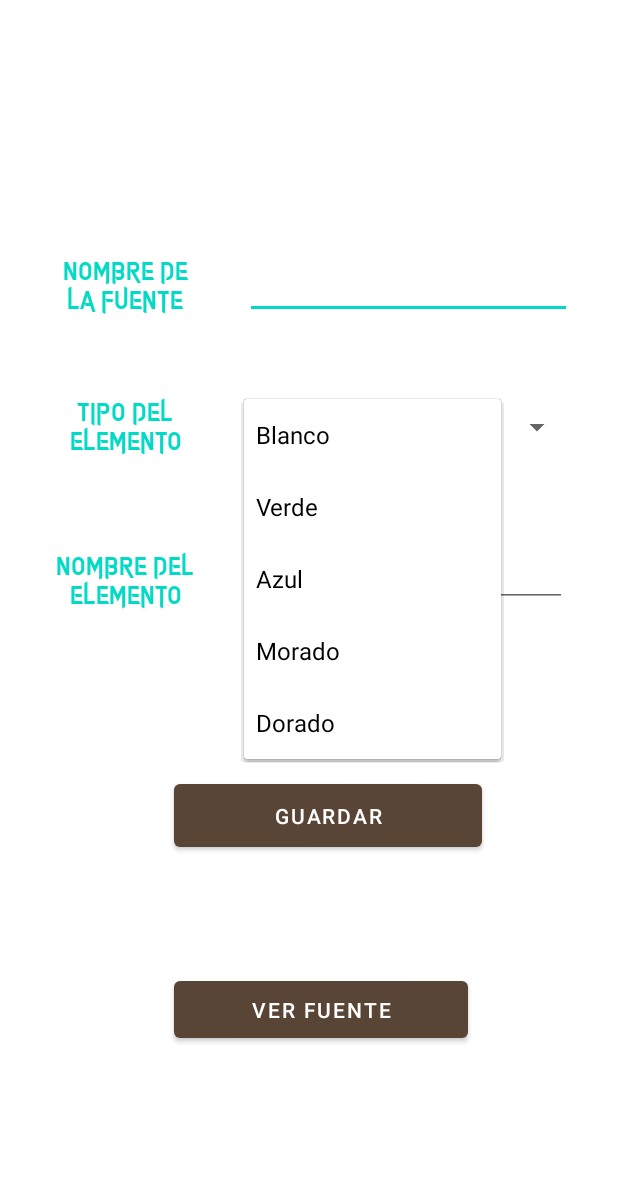
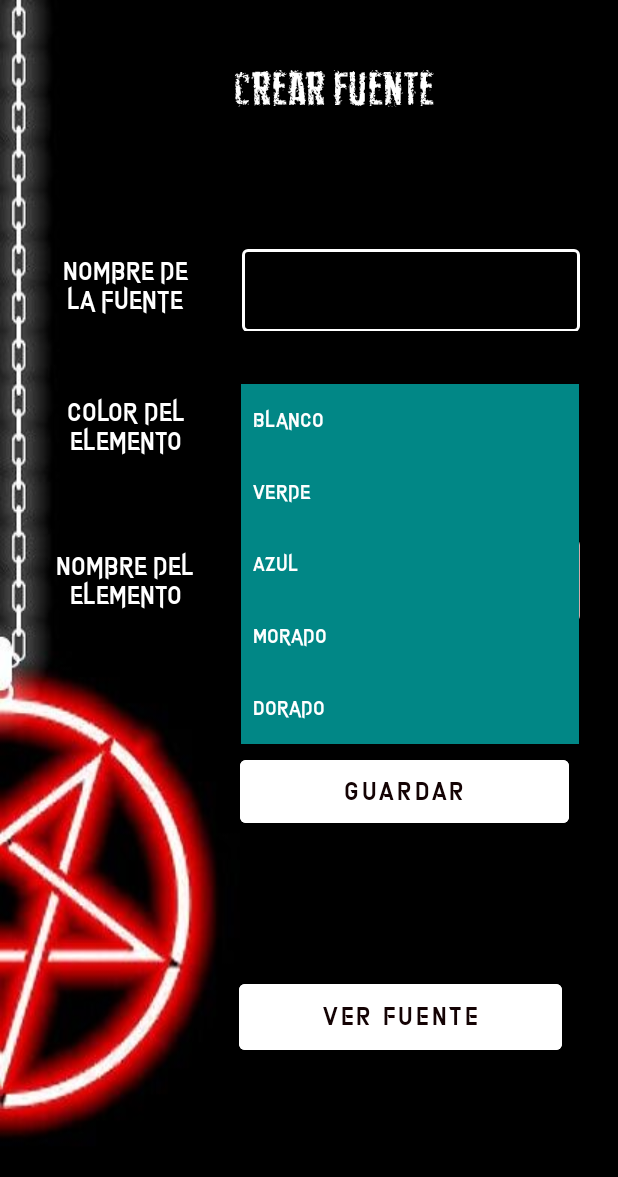
Before and after one commit to Elender12/DemonLootGenerator, an Android app: the CustomLoot screen opened directly, with no data from a screen before it, after a tap on "Blanco", on a phone screen of 412 x 824 dp. Shown: the top 1177 px of the screen. Run offline under Robolectric (Android 15) with nearby library versions, the phone set to English and light mode, and no system bars; our stand-ins replace Room's generated code.

Commit message:
Add custom spinner and border box for edit text

```diff
--- a/app/src/main/java/com/elender/lootgenerator/activities/CustomLoot.java
+++ b/app/src/main/java/com/elender/lootgenerator/activities/CustomLoot.java
@@ -34,14 +34,14 @@ public class CustomLoot extends AppCompatActivity implements AdapterView.OnItemS
 
         itemName= findViewById(R.id.item_name_ET);
         item_spinner= findViewById(R.id.spinner_type_items);
-        sourceName= findViewById(R.id.source_name_ET);
+         sourceName= findViewById(R.id.source_name_ET);
 
         db = ItemDB.getItemDataBase(this);
         // Create an ArrayAdapter using the string array and a default spinner layout
         ArrayAdapter<CharSequence> adapter = ArrayAdapter.createFromResource(this,
-                R.array.loot_colour_array, android.R.layout.simple_spinner_item);
+                R.array.loot_colour_array, R.layout.item_selected);
 // Specify the layout to use when the list of choices appears
-        adapter.setDropDownViewResource(android.R.layout.simple_spinner_dropdown_item);
+        adapter.setDropDownViewResource(R.layout.spinner_dropdown);
 // Apply the adapter to the spinner
         item_spinner.setAdapter(adapter);
         item_spinner.setOnItemSelectedListener(this);
--- /dev/null
+++ b/app/src/main/res/color/text_input.xml
@@ -0,0 +1,6 @@
+<?xml version="1.0" encoding="utf-8"?>
+<selector xmlns:android="http://schemas.android.com/apk/res/android">
+    <item android:color="#ffffff" android:state_focused="true"/>
+    <item android:color="#fcc" android:state_hovered="true"/>
+    <item android:color="#fcc"/>
+</selector>
--- /dev/null
+++ b/app/src/main/res/drawable/cursor_colour.xml
@@ -0,0 +1,5 @@
+<?xml version="1.0" encoding="utf-8"?>
+<shape xmlns:android="http://schemas.android.com/apk/res/android" >
+    <size android:width="3dp" />
+    <solid android:color="#FFFFFF"  />
+</shape>
--- /dev/null
+++ b/app/src/main/res/drawable/cursor_shape.xml
@@ -0,0 +1,14 @@
+<shape
+    xmlns:android="http://schemas.android.com/apk/res/android"
+    android:shape="rectangle">
+
+
+    <corners
+        android:bottomRightRadius="12dp"
+        android:bottomLeftRadius="12dp"
+        android:topLeftRadius="12dp"
+        android:topRightRadius="12dp"/>
+    <stroke
+        android:color="#ffffff"
+        android:width="1dp"/>
+</shape>
--- /dev/null
+++ b/app/src/main/res/drawable/spinner_bg.xml
@@ -0,0 +1,15 @@
+<?xml version="1.0" encoding="utf-8"?>
+<selector xmlns:android="http://schemas.android.com/apk/res/android"
+    android:exitFadeDuration="@android:integer/config_mediumAnimTime">
+    <item android:state_pressed="true" android:drawable="@color/white" />
+    <item android:state_selected="true" android:drawable="@color/white" />
+    <item>
+        <inset android:insetLeft="-1dp" android:insetRight="-1dp">
+            <shape android:shape="rectangle">
+                <stroke android:width="1dp"
+                    android:color="#cccccc" />
+                <solid android:color= "@color/grey" />
+            </shape>
+        </inset>
+    </item>
+</selector>
--- a/app/src/main/res/layout/activity_custom_loot.xml
+++ b/app/src/main/res/layout/activity_custom_loot.xml
@@ -4,22 +4,51 @@
     xmlns:tools="http://schemas.android.com/tools"
     android:layout_width="match_parent"
     android:layout_height="match_parent"
-    tools:context=".activities.CustomLoot">
+    tools:context=".activities.CustomLoot"
+    android:id="@+id/create_source_layout"
+    android:background="@drawable/mirror"
+    >
 
-    <EditText
+ <!-- <EditText
       android:id="@+id/source_name_ET"
-        android:layout_width="218dp"
-        android:layout_height="43dp"
+      style="@style/inputTextView"
+      android:layout_width="52dp"
+      android:layout_height="31dp"
       android:ems="10"
       android:inputType="text"
+      android:textCursorDrawable="@drawable/cursor_colour"
+
+      app:layout_constraintBottom_toTopOf="@+id/guideline6"
+      app:layout_constraintEnd_toStartOf="@+id/guideline11"
+      app:layout_constraintHorizontal_bias="0.907"
+      app:layout_constraintStart_toStartOf="@+id/guideline10"
+      app:layout_constraintTop_toTopOf="@+id/guideline5"
+      app:layout_constraintVertical_bias="1.0" />-->
+
+  <com.google.android.material.textfield.TextInputLayout
+      android:id="@+id/inputLayout"
+      style="@style/editTextBorder"
+      android:layout_width="227dp"
+      android:layout_height="60dp"
+      android:layout_margin="4dp"
       app:layout_constraintBottom_toTopOf="@+id/guideline6"
       app:layout_constraintEnd_toStartOf="@+id/guideline11"
       app:layout_constraintHorizontal_bias="0.338"
       app:layout_constraintStart_toStartOf="@+id/guideline10"
       app:layout_constraintTop_toTopOf="@+id/guideline5"
-        app:layout_constraintVertical_bias="0.518" />
+      app:layout_constraintVertical_bias="0.518">
 
-    <EditText
+    <com.google.android.material.textfield.TextInputEditText
+        android:id="@+id/source_name_ET"
+        android:layout_width="225dp"
+        android:layout_height="55dp"
+        android:baselineAligned="false"
+        android:inputType="text"
+        android:maxLines="1"
+        android:textColor="@color/white" />
+  </com.google.android.material.textfield.TextInputLayout>
+
+  <!--  <EditText
         android:id="@+id/item_name_ET"
         android:layout_width="wrap_content"
         android:layout_height="wrap_content"
@@ -30,34 +59,72 @@
         app:layout_constraintHorizontal_bias="0.338"
         app:layout_constraintStart_toStartOf="@+id/guideline10"
         app:layout_constraintTop_toTopOf="@+id/guideline7"
-        app:layout_constraintVertical_bias="0.395" />
+        app:layout_constraintVertical_bias="0.395" />-->
+
+
+
+  <com.google.android.material.textfield.TextInputLayout
+      android:id="@+id/inputLayout1"
+      style="@style/editTextBorder"
+      android:layout_width="227dp"
+      android:layout_height="60dp"
+      android:layout_margin="4dp"
+      app:layout_constraintBottom_toTopOf="@+id/guideline8"
+      app:layout_constraintEnd_toStartOf="@+id/guideline11"
+      app:layout_constraintHorizontal_bias="0.338"
+      app:layout_constraintStart_toStartOf="@+id/guideline10"
+      app:layout_constraintTop_toTopOf="@+id/guideline7"
+      app:layout_constraintVertical_bias="0.395">
+
+    <com.google.android.material.textfield.TextInputEditText
+        android:id="@+id/item_name_ET"
+        android:layout_width="225dp"
+        android:layout_height="55dp"
+        android:baselineAligned="false"
+        android:inputType="text"
+        android:maxLines="1"
+        android:textColor="@color/white" />
+  </com.google.android.material.textfield.TextInputLayout>
+
+
+
+
+
+
+
+
+
+
+
 
   <Button
       android:id="@+id/button"
-        android:layout_width="205dp"
+      style="@style/MainButton"
+      android:layout_width="219dp"
       android:layout_height="54dp"
       android:layout_marginTop="64dp"
       android:onClick="saveLootItem"
       android:text="@string/save_btn"
       app:layout_constraintBottom_toTopOf="@+id/guideline12"
       app:layout_constraintEnd_toEndOf="parent"
-        app:layout_constraintHorizontal_bias="0.516"
+      app:layout_constraintHorizontal_bias="0.811"
       app:layout_constraintStart_toStartOf="@+id/guideline9"
       app:layout_constraintTop_toTopOf="@+id/guideline8"
-        app:layout_constraintVertical_bias="0.075" />
+      app:layout_constraintVertical_bias="0.0" />
 
   <Button
       android:id="@+id/button2"
-        android:layout_width="196dp"
-        android:layout_height="50dp"
+      style="@style/MainButton"
+      android:layout_width="215dp"
+      android:layout_height="56dp"
       android:onClick="showCustomSourceItems"
       android:text="@string/list_items"
       app:layout_constraintBottom_toTopOf="@+id/guideline12"
       app:layout_constraintEnd_toStartOf="@+id/guideline11"
-        app:layout_constraintHorizontal_bias="0.482"
+      app:layout_constraintHorizontal_bias="0.777"
       app:layout_constraintStart_toStartOf="@+id/guideline9"
       app:layout_constraintTop_toTopOf="@+id/guideline8"
-        app:layout_constraintVertical_bias="0.759" />
+      app:layout_constraintVertical_bias="0.782" />
 
   <androidx.constraintlayout.widget.Guideline
         android:id="@+id/guideline3"
@@ -81,8 +148,10 @@
         android:text="@string/add_source"
         app:layout_constraintBottom_toTopOf="@+id/guideline4"
         app:layout_constraintEnd_toEndOf="parent"
+        app:layout_constraintHorizontal_bias="0.595"
         app:layout_constraintStart_toStartOf="parent"
-        app:layout_constraintTop_toTopOf="@+id/guideline3" />
+        app:layout_constraintTop_toTopOf="@+id/guideline3"
+        app:layout_constraintVertical_bias="0.518" />
 
     <TextView
         android:id="@+id/textView4"
@@ -175,13 +244,19 @@
 
     <Spinner
         android:id="@+id/spinner_type_items"
-        android:layout_width="219dp"
-        android:layout_height="38dp"
+        style="@style/Widget.AppCompat.Spinner"
+        android:layout_width="225dp"
+        android:layout_height="58dp"
+        android:background="@drawable/spinner_bg"
+        android:popupBackground="@color/grey"
+        android:stateListAnimator="@animator/spinner_sla"
         app:layout_constraintBottom_toTopOf="@+id/guideline7"
         app:layout_constraintEnd_toStartOf="@+id/guideline11"
         app:layout_constraintHorizontal_bias="0.34"
         app:layout_constraintStart_toStartOf="@+id/guideline10"
         app:layout_constraintTop_toTopOf="@+id/guideline6"
-        app:layout_constraintVertical_bias="0.508" />
+        app:layout_constraintVertical_bias="0.508"
+
+        />
 
 </androidx.constraintlayout.widget.ConstraintLayout>
--- /dev/null
+++ b/app/src/main/res/layout/item_selected.xml
@@ -0,0 +1,13 @@
+<?xml version="1.0" encoding="utf-8"?>
+
+<TextView xmlns:android="http://schemas.android.com/apk/res/android"
+    android:id="@android:id/text1"
+    style="?attr/spinnerDropDownItemStyle"
+    android:textColor="@color/white"
+    android:singleLine="true"
+    android:layout_width="match_parent"
+    android:layout_height="?attr/dropdownListPreferredItemHeight"
+    android:background="@drawable/abc_spinner_mtrl_am_alpha"
+    android:backgroundTint="@color/black"
+    android:fontFamily="@font/alimony"
+    android:ellipsize="marquee" />
--- /dev/null
+++ b/app/src/main/res/layout/spinner_dropdown.xml
@@ -0,0 +1,11 @@
+<?xml version="1.0" encoding="utf-8"?>
+<TextView xmlns:android="http://schemas.android.com/apk/res/android"
+    android:id="@android:id/text1"
+    android:textColor="#FFF"
+    android:background="@color/teal_700"
+    style="?attr/spinnerDropDownItemStyle"
+    android:singleLine="true"
+    android:fontFamily="@font/alimony"
+    android:layout_width="match_parent"
+    android:layout_height="?attr/dropdownListPreferredItemHeight"
+    android:ellipsize="marquee"/>
--- a/app/src/main/res/values/colors.xml
+++ b/app/src/main/res/values/colors.xml
@@ -8,5 +8,6 @@
     <color name="black">#FF000000</color>
     <color name="white">#FFFFFFFF</color>
     <color name="dark_red">#140304</color>
-
+    <color name="brown">#594535</color>
+    <color name="grey">#a8a7a5</color>
 </resources>
--- a/app/src/main/res/values/strings.xml
+++ b/app/src/main/res/values/strings.xml
@@ -5,7 +5,7 @@
     <string name="generate_source">Crear fuente</string>
     <string name="source_name">Nombre de la fuente</string>
     <string name="item_name">Nombre del elemento</string>
-    <string name="item_type">Tipo del elemento</string>
+    <string name="item_type">Color del elemento</string>
     <string name="save_btn">Guardar</string>
     <string name="list_items">Ver fuente</string>
     <string name="add_source">Crear fuente</string>
--- a/app/src/main/res/values/themes.xml
+++ b/app/src/main/res/values/themes.xml
@@ -16,8 +16,9 @@
 
     </style>
     <style name="MainButton" >
-        <item name="android:textColor">@color/white</item>
+        <item name="android:textColor">@color/dark_red</item>
         <item name="android:textSize">20sp</item>
+        <item name="android:backgroundTint">@color/white</item>
         <item name="android:fontFamily">@font/alimony</item>
     </style>
 
@@ -33,6 +34,22 @@
         <item name="android:fontFamily">@font/alimony</item>
         <item name="android:gravity">center</item>
         <item name="android:textAlignment">center</item>
-        <item name="android:textColor">@color/teal_200</item>
+        <item name="android:textColor">@color/white</item>
+    </style>
+
+
+    <style name="mySpinnerItemStyle" parent="@android:style/Widget.Holo.DropDownItem.Spinner">
+        <item name="spinnerDropDownItemStyle">@style/spinnerText</item>
+    </style>
+    <style name="spinnerText">
+        <item name="android:textColor">@color/white</item>
+        <item name="android:textSize">15sp</item>
+        <item name="android:fontFamily">@font/alimony</item>
+
+    </style>
+
+
+    <style name="editTextBorder" parent="Widget.MaterialComponents.TextInputLayout.OutlinedBox">
+        <item name="boxStrokeColor">@color/text_input</item>
     </style>
 </resources>
```
Also changed, not shown: app/src/main/res/animator/spinner_sla.xml (added, +27 -0 lines), app/src/main/res/drawable-v24/blue_pentagram.jpg (added), app/src/main/res/drawable-v24/mirror.jpg (added), app/src/main/res/drawable-v24/purple_pentagram.jpg (added), app/src/main/res/drawable-v24/red_pentagram.png (added). Lines whose indentation alone changed are shown as unchanged.
